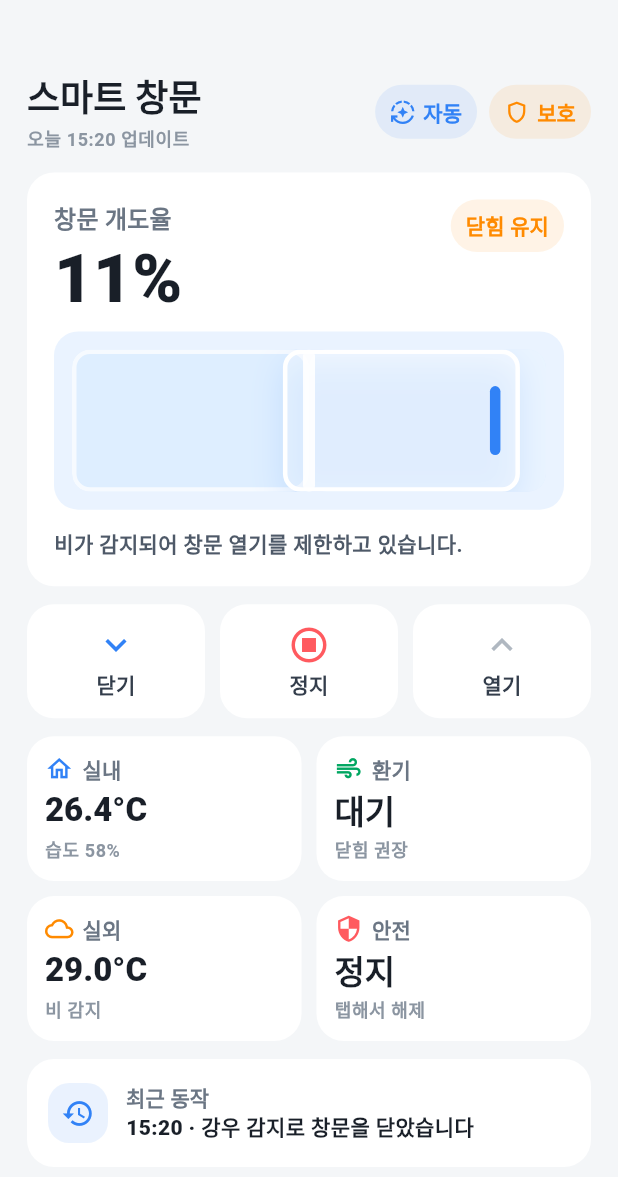
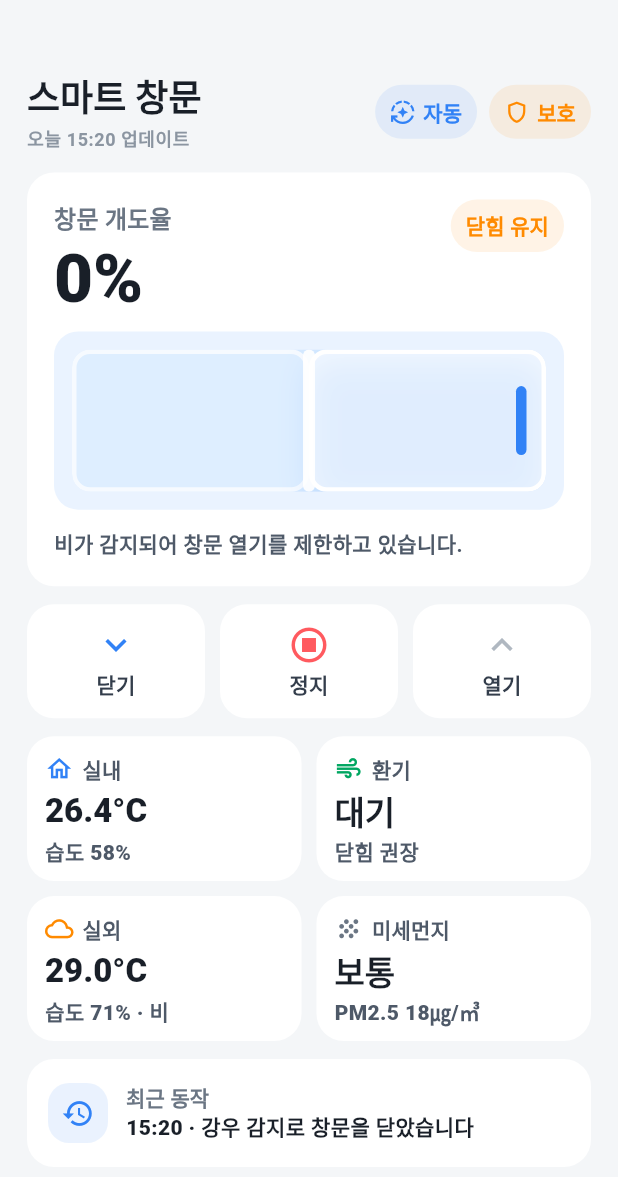
Before and after one commit to nenmen38/2026ESWContest_free_SANGNAMJA, a Flutter app: the screen it shows after launch, after a tap on "정지", after a tap on "수동", on a phone screen of 412 x 824 dp. Shown: the top 1177 px of the screen. Run offline on Flutter 3.47's test engine with Material 3 defaults, Android fonts, the phone set to English and light mode, and no system bars; our stand-ins replace flutter_blue_plus, permission_handler; missing offline and left inert: esp_provisioning_ble, mqtt_client.

Commit message:
정현 커밋

```diff
--- a/software/lib/main.dart
+++ b/software/lib/main.dart
@@ -57,18 +57,26 @@
 
   bool get _isLocked => _rainLock || _safetyStop;
 
-  void _openWindow() {
-    if (_isLocked) {
-      return;
+  double get _automaticOpenPercent {
+    if (_rainLock || _safetyStop) {
+      return 0;
     }
 
+    return 45;
+  }
+
+  void _openWindow() {
     setState(() {
-      _openPercent = 100;
+      _autoMode = false;
+      if (!_isLocked) {
+        _openPercent = 100;
+      }
     });
   }
 
   void _closeWindow() {
     setState(() {
+      _autoMode = false;
       _openPercent = 0;
     });
   }
@@ -83,6 +91,9 @@
   void _toggleAutoMode() {
     setState(() {
       _autoMode = !_autoMode;
+      if (_autoMode) {
+        _openPercent = _automaticOpenPercent;
+      }
     });
   }
 
@@ -92,12 +103,6 @@
       if (_rainLock) {
         _openPercent = 0;
       }
-    });
-  }
-
-  void _clearSafetyStop() {
-    setState(() {
-      _safetyStop = false;
     });
   }
 
@@ -146,9 +151,7 @@
                           flex: 28,
                           child: _EnvironmentPanel(
                             rainLock: _rainLock,
-                            safetyStop: _safetyStop,
                             onRainTap: _toggleRainLock,
-                            onSafetyTap: _clearSafetyStop,
                           ),
                         ),
                         const SizedBox(height: 12),
@@ -589,17 +592,10 @@
 }
 
 class _EnvironmentPanel extends StatelessWidget {
-  const _EnvironmentPanel({
-    required this.rainLock,
-    required this.safetyStop,
-    required this.onRainTap,
-    required this.onSafetyTap,
-  });
+  const _EnvironmentPanel({required this.rainLock, required this.onRainTap});
 
   final bool rainLock;
-  final bool safetyStop;
   final VoidCallback onRainTap;
-  final VoidCallback onSafetyTap;
 
   @override
   Widget build(BuildContext context) {
@@ -623,7 +619,7 @@
                   icon: Icons.cloud_outlined,
                   title: '실외',
                   value: '29.0°C',
-                  detail: rainLock ? '비 감지' : '비 없음',
+                  detail: rainLock ? '습도 71% · 비' : '습도 71%',
                   color: const Color(0xFFFF8A00),
                   onTap: onRainTap,
                 ),
@@ -647,14 +643,11 @@
               const SizedBox(height: 10),
               Expanded(
                 child: _InfoCard(
-                  icon: Icons.security_outlined,
-                  title: '안전',
-                  value: safetyStop ? '정지' : '정상',
-                  detail: safetyStop ? '탭해서 해제' : '모터 대기',
-                  color: safetyStop
-                      ? const Color(0xFFFF5A5F)
-                      : const Color(0xFF6B7684),
-                  onTap: safetyStop ? onSafetyTap : null,
+                  icon: Icons.grain,
+                  title: '미세먼지',
+                  value: '보통',
+                  detail: 'PM2.5 18㎍/㎥',
+                  color: const Color(0xFF6B7684),
                 ),
               ),
             ],
@@ -707,8 +700,9 @@
                     maxLines: 1,
                     overflow: TextOverflow.ellipsis,
                     style: Theme.of(context).textTheme.labelLarge?.copyWith(
-                      color: const Color(0xFF6B7684),
-                      fontWeight: FontWeight.w800,
+                      color: const Color(0xFF4E5968),
+                      fontWeight: FontWeight.w900,
+                      height: 1.1,
                     ),
                   ),
                 ),
@@ -721,6 +715,7 @@
               style: Theme.of(context).textTheme.titleLarge?.copyWith(
                 color: const Color(0xFF191F28),
                 fontWeight: FontWeight.w900,
+                height: 1.05,
                 letterSpacing: 0,
               ),
             ),
@@ -728,9 +723,10 @@
               detail,
               maxLines: 1,
               overflow: TextOverflow.ellipsis,
-              style: Theme.of(context).textTheme.bodySmall?.copyWith(
-                color: const Color(0xFF8B95A1),
-                fontWeight: FontWeight.w700,
+              style: Theme.of(context).textTheme.bodyMedium?.copyWith(
+                color: const Color(0xFF4E5968),
+                fontWeight: FontWeight.w800,
+                height: 1.1,
               ),
             ),
           ],
```
Also changed, not shown: 1 other file.
